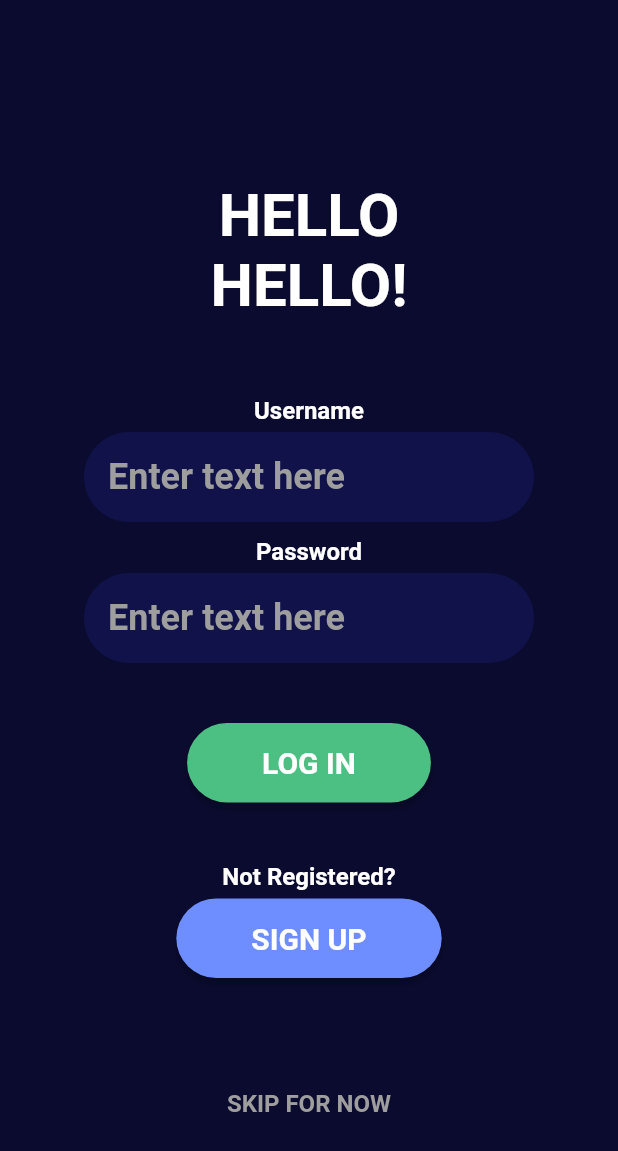
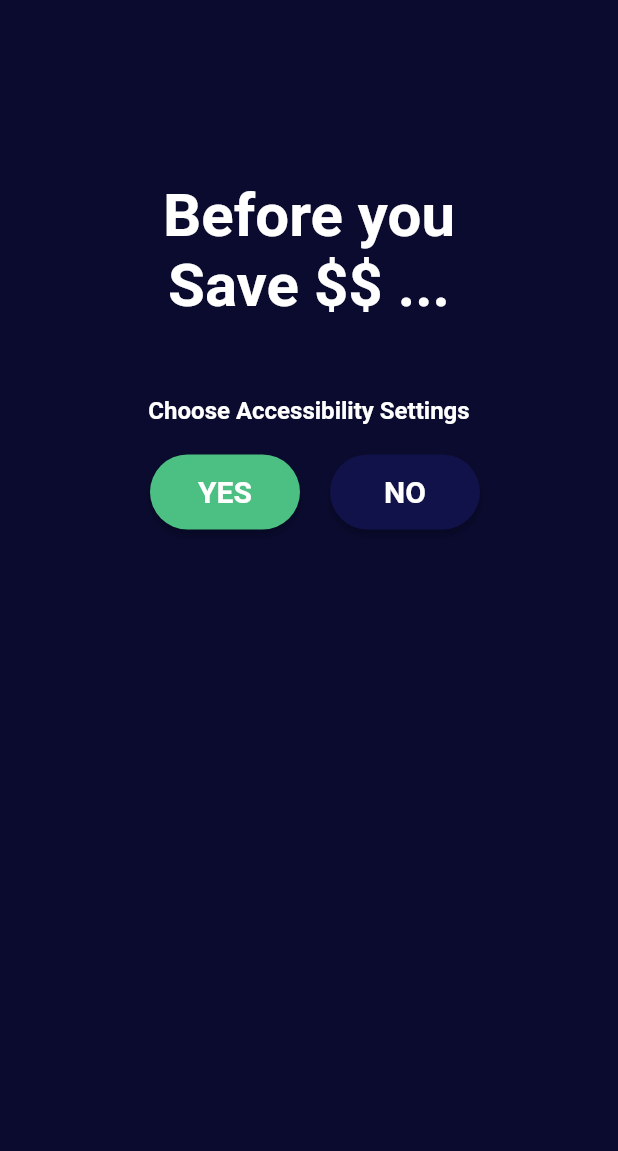
Before and after one commit to michelle-salt/WiCHacks-2023, a Flutter app: the screen it shows after launch, after a tap on "SKIP FOR NOW", on a phone screen of 412 x 824 dp. Shown: the top 1151 px of the screen. Run offline on Flutter 3.47's test engine with Material 2 defaults, Android fonts, the light colour scheme and no system bars; Roboto replaces fonts that are missing (Helvetica).

Commit message:
added accessibility check page

```diff
--- /dev/null
+++ b/lib/accessibility1.dart
@@ -0,0 +1,112 @@
+import 'package:flutter/material.dart';
+
+class AccessibilityCheck extends StatefulWidget {
+  const AccessibilityCheck({Key? key}) : super(key: key);
+
+  @override
+  _AccessibilityCheck createState() => _AccessibilityCheck();
+}
+
+class _AccessibilityCheck extends State<AccessibilityCheck> {
+  @override
+  Widget build(BuildContext context) {
+    return MaterialApp(
+      home: Scaffold(
+        backgroundColor: const Color(0xFF0A0B2E),
+        appBar: null,
+        body: Column(
+          crossAxisAlignment: CrossAxisAlignment.stretch,
+          children: <Widget>[
+            const SizedBox(height: 100),
+            const Padding(
+              padding: EdgeInsets.only(top: 20.0),
+              child: Text(
+                'Before you\nSave \$\$ ...',
+                textAlign: TextAlign.center,
+                style: TextStyle(
+                  fontSize: 40,
+                  fontFamily: 'Helvetica',
+                  fontWeight: FontWeight.bold,
+                  color: Colors.white,
+                ),
+              ),
+            ),
+            Column(
+              children: [
+                const Padding(
+                  padding: EdgeInsets.only(top: 50),
+                  child: Text(
+                    'Choose Accessibility Settings',
+                    textAlign: TextAlign.center,
+                    style: TextStyle(
+                      fontSize: 16,
+                      fontWeight: FontWeight.bold,
+                      color: Colors.white,
+                    ),
+                  ),
+                ),
+                Row(
+                  children: [
+                    Padding(
+                      padding: const EdgeInsets.only(top: 20, left: 100),
+                      child: SizedBox(
+                        width: 100,
+                        height: 50,
+                        child: ElevatedButton(
+                          onPressed: () {},
+                          style: ElevatedButton.styleFrom(
+                            foregroundColor: Colors.white,
+                            backgroundColor: const Color(0xFF4CC082),
+                            padding: const EdgeInsets.symmetric(horizontal: 20, vertical: 10),
+                            shape: RoundedRectangleBorder(
+                              borderRadius: BorderRadius.circular(30),
+                            ),
+                          ),
+                          child: const Text(
+                            'YES',
+                            style: TextStyle(
+                              color: Colors.white,
+                              fontSize: 20,
+                              fontWeight: FontWeight.bold,
+                            ),
+                          ),
+                        ),
+                      ),
+                    ),
+                    Padding(
+                      padding: const EdgeInsets.only(top: 20, left: 20),
+                      child: SizedBox(
+                        width: 100,
+                        height: 50,
+                        child: ElevatedButton(
+                          onPressed: () {},
+                          style: ElevatedButton.styleFrom(
+                            foregroundColor: Colors.white,
+                            backgroundColor: const Color(0xFF101249),
+                            padding: const EdgeInsets.symmetric(horizontal: 20, vertical: 10),
+                            shape: RoundedRectangleBorder(
+                              borderRadius: BorderRadius.circular(30),
+                            ),
+                          ),
+                          child: const Text(
+                            'NO',
+                            style: TextStyle(
+                              color: Colors.white,
+                              fontSize: 20,
+                              fontWeight: FontWeight.bold,
+                            ),
+                          ),
+                        ),
+                      ),
+                    ),
+                  ],
+                ),
+
+              ],
+            ),
+          ],
+        ),
+      ),
+    );
+  }
+}
--- a/lib/main.dart
+++ b/lib/main.dart
@@ -1,4 +1,5 @@
 import 'package:flutter/material.dart';
+import 'accessibility1.dart';
 
 void main() {
   runApp(const MyApp());
@@ -195,7 +196,12 @@ class _MyHomePageState extends State<MyHomePage> {
                 Padding(
                   padding: const EdgeInsets.only(top: 60),
                   child: TextButton(
-                    onPressed: () {},
+                    onPressed: () {
+                      Navigator.push(
+                        context,
+                        MaterialPageRoute(builder: (context) => const AccessibilityCheck()),
+                      );
+                    },
                     child: const Text(
                       'SKIP FOR NOW',
                       style: TextStyle(
@@ -206,6 +212,7 @@ class _MyHomePageState extends State<MyHomePage> {
                     ),
                   ),
                 ),
+
               ],
             ),
           ],
```
